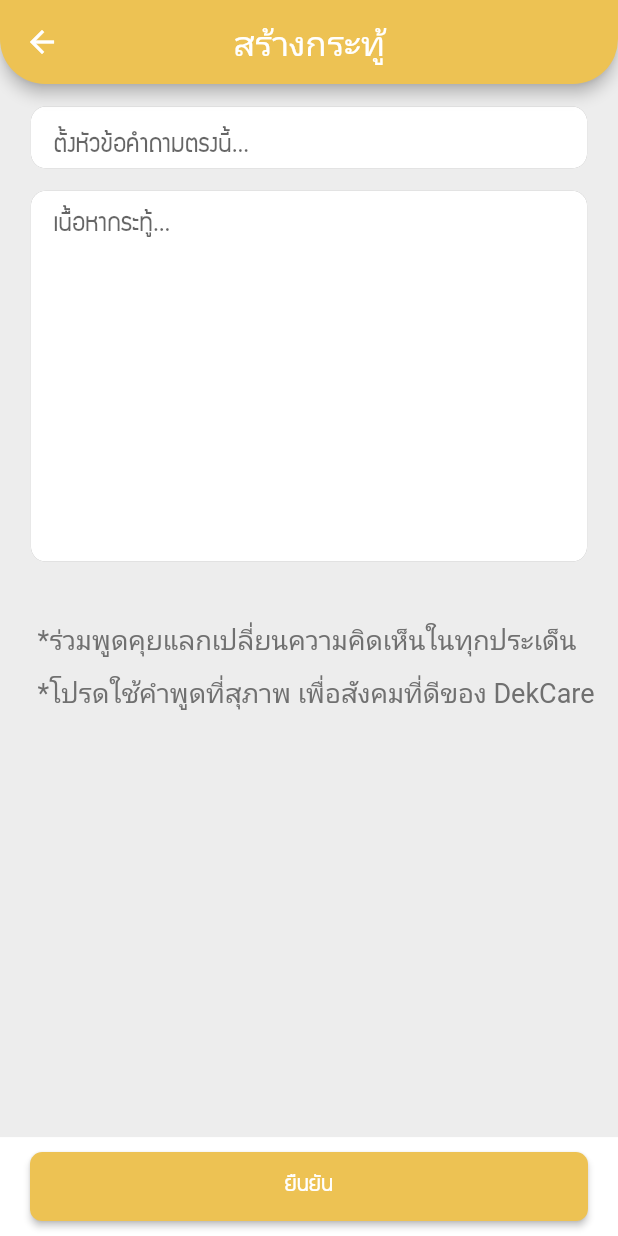
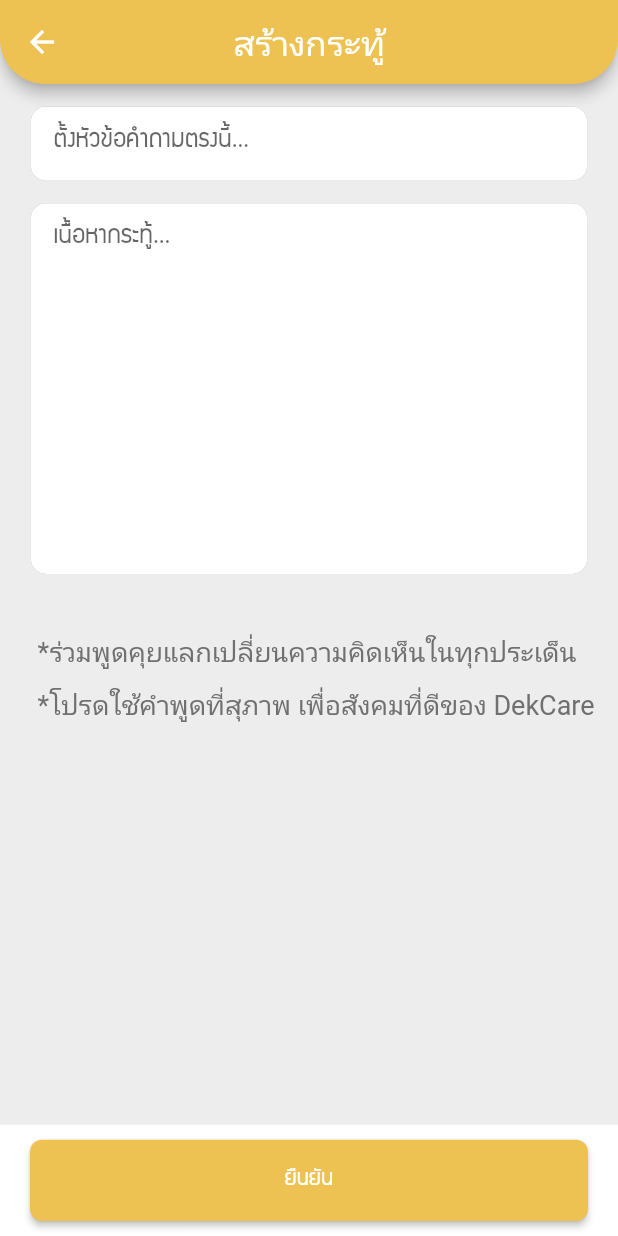
Before and after one commit to int-pro-2/dekcare-frontend, a Flutter app: the CreaetForumScreen screen opened directly, on a phone screen of 412 x 824 dp. Run offline on Flutter 3.47's test engine with Material 2 defaults, Android fonts, the phone set to English and light mode, and no system bars; our stand-ins replace bottom_navy_bar, dio, shared_preferences; accounts and stored records are empty.

Commit message:
[UPDATE] nav

```diff
--- a/lib/components/cardForum.dart
+++ b/lib/components/cardForum.dart
@@ -105,7 +105,7 @@ class CardForum extends StatelessWidget {
                             padding: EdgeInsets.only(left: 15),
                             child: CircleAvatar(
                               backgroundColor: Colors.grey,
-                              //  backgroundImage: NetworkImage(url),
+                              // backgroundImage: NetworkImage(url),
                             ),
                           ),
                           SizedBox(
--- a/lib/components/navBar/nav.dart
+++ b/lib/components/navBar/nav.dart
@@ -42,7 +42,7 @@ class _State extends State<Nav> {
       ChatScreen()
     ];
     return Container(
-      height: height * 0.08,
+      height: 65,
       child: PageView(controller: _pageController, children: [
         BottomNavyBar(
           selectedIndex: widget.currentIndex,
--- a/lib/screens/createForum.dart
+++ b/lib/screens/createForum.dart
@@ -21,7 +21,7 @@ class _CreaetForumScreenState extends State<CreaetForumScreen> {
     return Scaffold(
       backgroundColor: greySecondary,
       bottomNavigationBar: Container(
-        height: height * 0.08,
+        height: height * 0.09,
         color: whitePrimary,
         child: Container(
           padding: EdgeInsets.only(left: 20, right: 20, top: 10, bottom: 10),
@@ -53,7 +53,7 @@ class _CreaetForumScreenState extends State<CreaetForumScreen> {
                 title: 'ตั้งหัวข้อคำถามตรงนี้...',
                 color: whitePrimary,
                 widthh: width * 0.9,
-                heightt: height * 0.05,
+                heightt: height * 0.06,
                 hasShadow: false,
               ),
             ),
```
